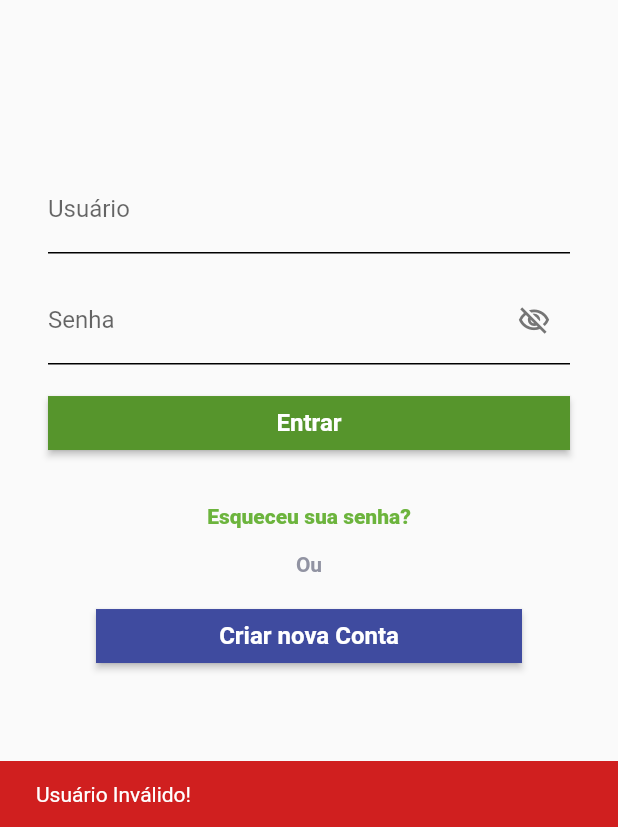
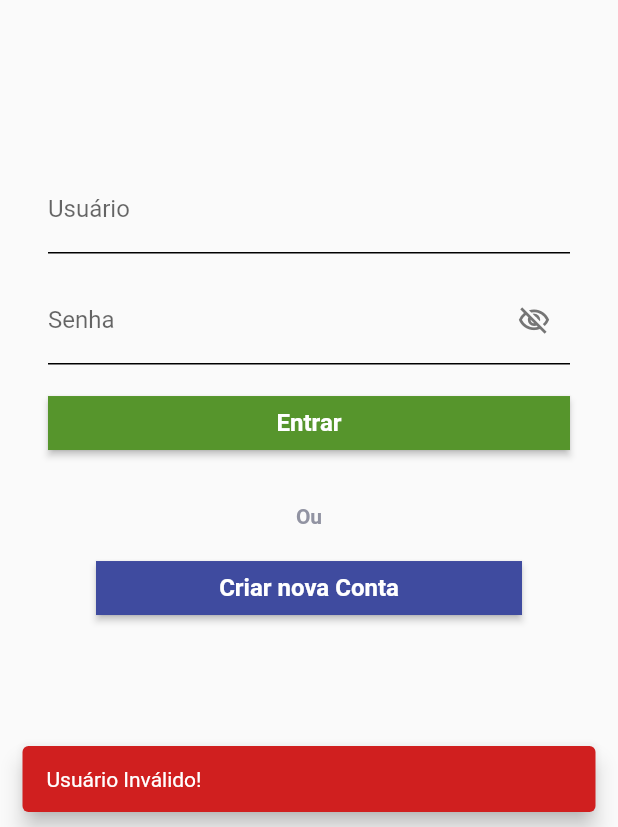
Before and after one commit to Fernando-Hiibner/easy-mangement, a Flutter app: the screen it shows after launch, after a tap on "Entrar", on a phone screen of 412 x 824 dp, the part 409-1236 px from its top. Run offline on Flutter 3.47's test engine with Material 2 defaults, Android fonts, the phone set to English and light mode, and no system bars; our stand-ins replace flutter_speed_dial, sqflite; missing offline and left inert: mailer; accounts and stored records are empty; Roboto replaces fonts that are missing (Montserrat).

Commit message:
Muito avanço, por hora o email, verificação de conta e recuperar senha estão desativados, login e criar conta pronto, snackbars, utils e etc, home começando, quase tudo pronto

```diff
--- a/lib/main.dart
+++ b/lib/main.dart
@@ -2,6 +2,7 @@ import 'package:easy_management/route/route.dart';
 import 'package:flutter/material.dart';
 
 void main() {
+  WidgetsFlutterBinding.ensureInitialized();
   runApp(const MyApp());
 }
 
--- a/lib/model/user_model.dart
+++ b/lib/model/user_model.dart
@@ -2,7 +2,7 @@ class UserModel {
   final int id;
   final String email;
   final String password;
-  final double limit;
+  final num maxlimit;
   final String verificationCode;
   final bool verified;
 
@@ -10,7 +10,7 @@ class UserModel {
     required this.id,
     required this.email,
     required this.password,
-    required this.limit,
+    required this.maxlimit,
     required this.verificationCode,
     required this.verified,
   });
@@ -19,16 +19,16 @@ class UserModel {
       id: json['id'],
       email: json['email'],
       password: json['password'],
-      limit: json['limit'],
+      maxlimit: json['maxlimit'],
       verificationCode: json['verificationCode'],
-      verified: json['verified']);
+      verified: json['verified'] == 0 ? false : true);
 
   Map<String, dynamic> toMap() {
     return {
       'id': id,
       'email': email,
       'password': password,
-      'limit': limit,
+      'maxlimit': maxlimit,
       'verificationCode': verificationCode,
       'verified': verified
     };
--- a/lib/screens/login.dart
+++ b/lib/screens/login.dart
@@ -2,6 +2,8 @@ import 'package:flutter/gestures.dart';
 import 'package:flutter/material.dart';
 
 import 'package:easy_management/style/colors.dart';
+import 'package:easy_management/database/sqlite.dart';
+import 'package:easy_management/utils.dart';
 
 class LoginScreen extends StatefulWidget {
   const LoginScreen({Key? key}) : super(key: key);
@@ -14,13 +16,9 @@ class _LoginScreenState extends State<LoginScreen> {
   final TextEditingController _userController = TextEditingController();
   final TextEditingController _passwordController = TextEditingController();
 
+  final SQLiteHelper _databaseHelper = SQLiteHelper.instance;
+
   bool passwordVisibility = false;
-
-  String? textValidator(String? value) {
-    return value == null || value.isEmpty
-        ? "Esse campo não pode estar vazio."
-        : null;
-  }
 
   String validateForm() {
     /**
@@ -36,6 +34,17 @@ class _LoginScreenState extends State<LoginScreen> {
       return "EP";
     }
     return "S";
+  }
+
+  Future<bool> fazerLogin() async {
+    try {
+      final _user = _userController.value.text;
+      final _password = _passwordController.value.text;
+
+      return await _databaseHelper.loginUser(_user, _password);
+    } on Exception {
+      return false;
+    }
   }
 
   @override
@@ -88,7 +97,7 @@ class _LoginScreenState extends State<LoginScreen> {
                       child: TextFormField(
                         controller: _userController,
                         obscureText: false,
-                        validator: (value) => textValidator(value),
+                        validator: (value) => EMUtils.textValidator(value),
                         autovalidateMode: AutovalidateMode.onUserInteraction,
                         decoration: InputDecoration(
                             labelText: "Usuário",
@@ -123,7 +132,7 @@ class _LoginScreenState extends State<LoginScreen> {
                           const EdgeInsetsDirectional.fromSTEB(32, 0, 32, 0),
                       child: TextFormField(
                         controller: _passwordController,
-                        validator: (value) => textValidator(value),
+                        validator: (value) => EMUtils.textValidator(value),
                         autovalidateMode: AutovalidateMode.onUserInteraction,
                         obscureText: !passwordVisibility,
                         decoration: InputDecoration(
@@ -171,24 +180,24 @@ class _LoginScreenState extends State<LoginScreen> {
                       child: Padding(
                     padding: const EdgeInsetsDirectional.fromSTEB(32, 0, 32, 0),
                     child: ElevatedButton(
-                      onPressed: () {
+                      onPressed: () async {
                         String validacao = validateForm();
                         if (validacao == "S") {
-                          Navigator.of(context).pushNamed('/home');
+                          bool loginValido = await fazerLogin();
+                          if (loginValido) {
+                            Navigator.of(context).pushNamed('/home');
+                          } else {
+                            EMUtils.mostrarSnackbar(
+                                context,
+                                'Usuário/Senha incorretos!',
+                                colorPallet["Danger"]);
+                          }
                         } else if (validacao == "EU") {
-                          ScaffoldMessenger.of(context).showSnackBar(
-                            const SnackBar(
-                              content: Text('Usuário Inválido!'),
-                              backgroundColor: Color(0xFFD01F1F),
-                            ),
-                          );
+                          EMUtils.mostrarSnackbar(context, 'Usuário Inválido!',
+                              colorPallet["Danger"]);
                         } else if (validacao == "EP") {
-                          ScaffoldMessenger.of(context).showSnackBar(
-                            const SnackBar(
-                              content: Text('Senha Inválida!'),
-                              backgroundColor: Color(0xFFD01F1F),
-                            ),
-                          );
+                          EMUtils.mostrarSnackbar(context, 'Senha Inválido!',
+                              colorPallet["Danger"]);
                         }
                       },
                       child: const Text("Entrar"),
@@ -208,34 +217,36 @@ class _LoginScreenState extends State<LoginScreen> {
                 ],
               ),
             ),
-            Padding(
-              padding: const EdgeInsetsDirectional.fromSTEB(32, 0, 32, 16),
-              child: Row(
-                mainAxisSize: MainAxisSize.max,
-                mainAxisAlignment: MainAxisAlignment.center,
-                children: [
-                  LimitedBox(
-                    maxWidth: 364,
-                    child: Text.rich(
-                      TextSpan(children: <TextSpan>[
-                        TextSpan(
-                            text: "Esqueceu sua senha?",
-                            style: TextStyle(
-                              color: colorPallet["Primaria-1"],
-                              fontFamily: "Montserrat",
-                              fontSize: 14,
-                              fontWeight: FontWeight.w800,
-                            ),
-                            recognizer: TapGestureRecognizer()
-                              ..onTap = () => Navigator.of(context)
-                                  .pushNamed("/forgotPassword")),
-                      ]),
-                      textAlign: TextAlign.center,
-                    ),
-                  ),
-                ],
-              ),
-            ),
+            // Como o sistema de Email foi de saboia por hora, eu desativei também a troca de senha
+            // Ela é dependente do código de verificação que ia ser enviado por email
+            // Padding(
+            //   padding: const EdgeInsetsDirectional.fromSTEB(32, 0, 32, 16),
+            //   child: Row(
+            //     mainAxisSize: MainAxisSize.max,
+            //     mainAxisAlignment: MainAxisAlignment.center,
+            //     children: [
+            //       LimitedBox(
+            //         maxWidth: 364,
+            //         child: Text.rich(
+            //           TextSpan(children: <TextSpan>[
+            //             TextSpan(
+            //                 text: "Esqueceu sua senha?",
+            //                 style: TextStyle(
+            //                   color: colorPallet["Primaria-1"],
+            //                   fontFamily: "Montserrat",
+            //                   fontSize: 14,
+            //                   fontWeight: FontWeight.w800,
+            //                 ),
+            //                 recognizer: TapGestureRecognizer()
+            //                   ..onTap = () => Navigator.of(context)
+            //                       .pushNamed("/forgotPassword")),
+            //           ]),
+            //           textAlign: TextAlign.center,
+            //         ),
+            //       ),
+            //     ],
+            //   ),
+            // ),
             Padding(
               padding: const EdgeInsetsDirectional.fromSTEB(32, 0, 32, 16),
               child: Row(
--- /dev/null
+++ b/lib/utils.dart
@@ -0,0 +1,21 @@
+import 'package:flutter/material.dart';
+
+class EMUtils {
+  static String? textValidator(String? value) {
+    return value == null || value.isEmpty
+        ? "Esse campo não pode estar vazio."
+        : null;
+  }
+
+  static void mostrarSnackbar(
+      BuildContext context, String snackbarText, Color? snackbarColor) {
+    ScaffoldMessenger.of(context).showSnackBar(
+      SnackBar(
+        content: Text(snackbarText),
+        backgroundColor: snackbarColor,
+        behavior: SnackBarBehavior.floating,
+        duration: const Duration(milliseconds: 3000),
+      ),
+    );
+  }
+}
--- a/pubspec.yaml
+++ b/pubspec.yaml
@@ -38,6 +38,9 @@ dependencies:
   google_fonts: ^2.3.2
   path_provider: ^2.0.10
   sqflite: ^2.0.2+1
+  uuid: ^3.0.6
+  mailer: ^5.1.1
+  flutter_speed_dial: ^6.0.0
 
 dev_dependencies:
   flutter_test:
```
Also changed, not shown: lib/database/sqlite.dart (+101 -29 lines), lib/screens/create_account.dart (+77 -3 lines), lib/screens/home.dart (+42 -0 lines), pubspec.lock, 1 other file.
